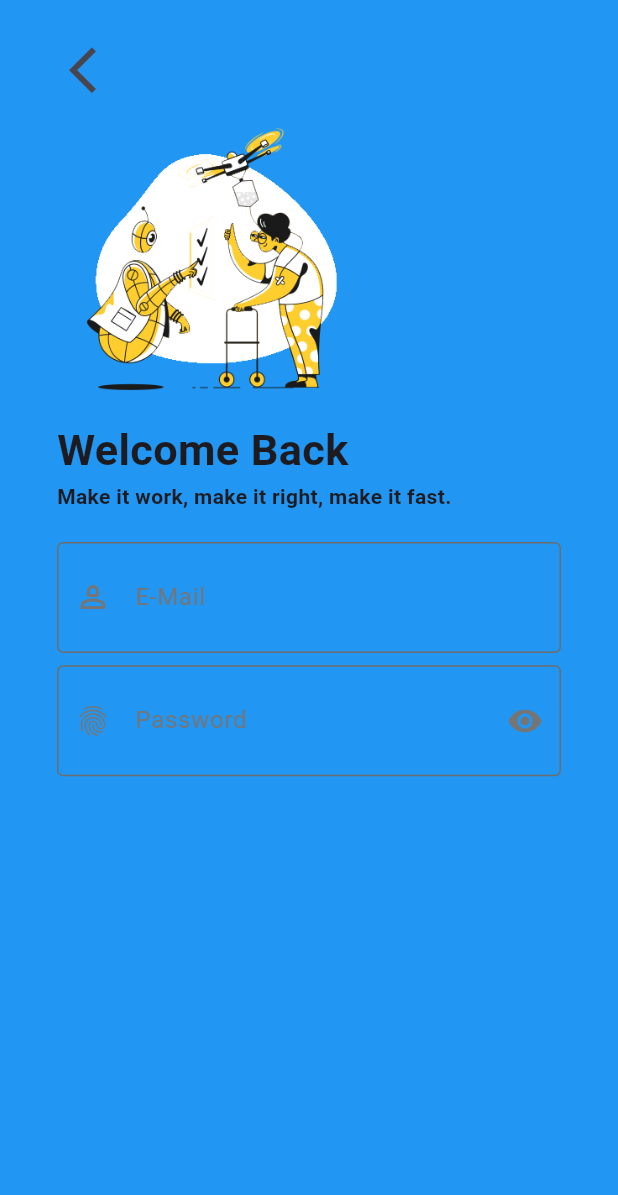
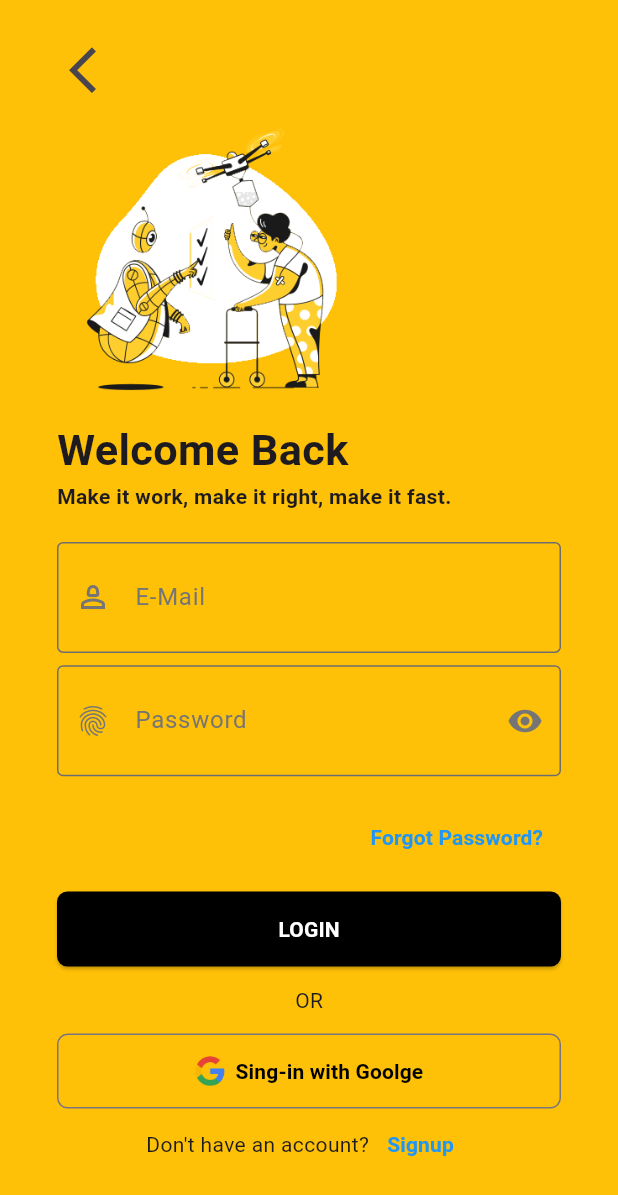
Before and after one commit to lSoLoVEl/iot_sau_first_mobile_project, a Flutter app: the LoginUI screen opened directly, on a phone screen of 412 x 824 dp. Shown: the top 1195 px of the screen. Run offline on Flutter 3.47's test engine with Material 3 defaults, Android fonts, the phone set to English and light mode, and no system bars.

Commit message:
v1.3.1:ทำหน้าที่สอง login ใส่รูปต่างๆช่องใส่ข้อความ

```diff
--- a/lib/views/login_ui.dart
+++ b/lib/views/login_ui.dart
@@ -1,3 +1,5 @@
+// ignore_for_file: sort_child_properties_last
+
 import 'package:flutter/material.dart';
 
 class LoginUI extends StatefulWidget {
@@ -12,7 +14,7 @@ class _LoginUIState extends State<LoginUI> {
   Widget build(BuildContext context) {
     return Center(
       child: Scaffold(
-        backgroundColor: Colors.blue,
+        backgroundColor: Colors.amber,
         body: Padding(
           padding: EdgeInsets.only(
             left: 38.0,
@@ -121,8 +123,104 @@ class _LoginUIState extends State<LoginUI> {
                     suffixIcon: Icon(
                       Icons.visibility,
                       color: Colors.grey[600],
-                  )
+                    )),
               ),
+              SizedBox(
+                height: MediaQuery.of(context).size.height * 0.02,
+              ),
+              Align(
+                alignment: Alignment.centerRight,
+                child: TextButton(
+                  onPressed: () {},
+                  child: Text(
+                    'Forgot Password?',
+                    style: TextStyle(
+                      color: Colors.blue,
+                      fontWeight: FontWeight.bold,
+                    ),
+                  ),
+                ),
+              ),
+              SizedBox(
+                height: MediaQuery.of(context).size.height * 0.015,
+              ),
+              ElevatedButton(
+                onPressed: () {},
+                child: Text(
+                  'LOGIN',
+                  style: TextStyle(
+                    fontWeight: FontWeight.bold,
+                    color: Colors.white,
+                  ),
+                ),
+                style: ElevatedButton.styleFrom(
+                  fixedSize: Size(
+                    MediaQuery.of(context).size.width,
+                    50.0,
+                  ),
+                  backgroundColor: Colors.black,
+                  shape: RoundedRectangleBorder(
+                    borderRadius: BorderRadius.circular(
+                        7.0), //แนะนำให้ใส่เป้นตัวเลขกำหนดไปเลย
+                  ),
+                ),
+              ),
+              SizedBox(
+                height: MediaQuery.of(context).size.height * 0.015,
+              ),
+              Text(
+                'OR',
+              ),
+              SizedBox(
+                height: MediaQuery.of(context).size.height * 0.015,
+              ),
+              OutlinedButton(
+                onPressed: () {},
+                child: Row(
+                  mainAxisAlignment: MainAxisAlignment.center,
+                  children: [
+                    Image.asset(
+                      'assets/images/googlelogo.png',
+                      height: 20.0,
+
+                    ),
+                    Text(
+                      '  Sing-in with Goolge',
+                      style: TextStyle(
+                        fontWeight: FontWeight.bold,
+                        color: Colors.black,
+                      ),
+                    ),
+                  ],
+                ),
+                style: OutlinedButton.styleFrom(
+                  fixedSize: Size(
+                    MediaQuery.of(context).size.width,
+                    50.0,
+                  ),
+                  shape: RoundedRectangleBorder(
+                    borderRadius: BorderRadius.circular(
+                        7.0), //แนะนำให้ใส่เป้นตัวเลขกำหนดไปเลย
+                  ),
+                ),
+              ),
+              Row(
+                mainAxisAlignment: MainAxisAlignment.center,
+                children: [
+                  Text(
+                    'Don\'t have an account?',
+                  ),
+                  TextButton(
+                    onPressed: (){},
+                    child: Text(
+                      'Signup',
+                      style: TextStyle(
+                        color: Colors.blue,
+                        fontWeight: FontWeight.bold,
+                      ),
+                    ),
+                  ),
+                ],
               ),
             ],
           ),
```
Lines whose indentation alone changed are shown as unchanged.
